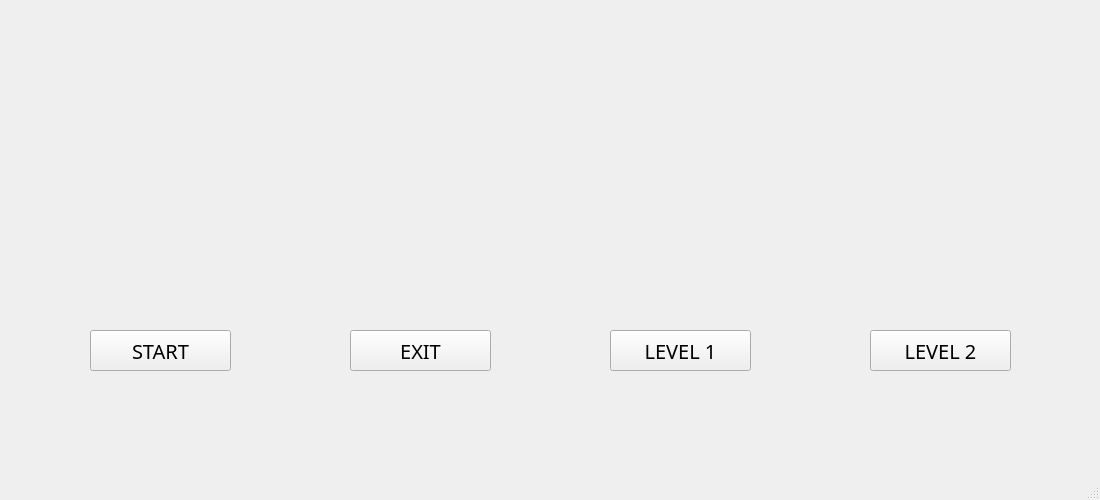
Before: the Qt Designer form firstwindow.ui in YEN-PO-CHEN/SOKOBAN, drawn with Qt 5.
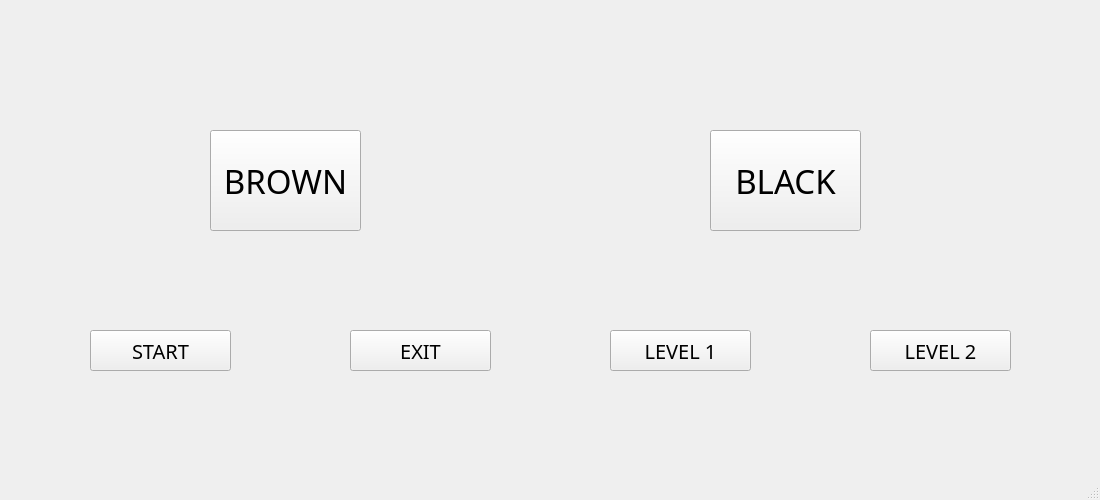
After: the same form once the commit is applied.

```diff
--- a/firstwindow.ui
+++ b/firstwindow.ui
@@ -99,6 +99,44 @@
      <string>LEVEL 2</string>
     </property>
    </widget>
+   <widget class="QPushButton" name="theme_1_Button">
+    <property name="geometry">
+     <rect>
+      <x>210</x>
+      <y>130</y>
+      <width>151</width>
+      <height>101</height>
+     </rect>
+    </property>
+    <property name="font">
+     <font>
+      <family>SetoFont</family>
+      <pointsize>25</pointsize>
+     </font>
+    </property>
+    <property name="text">
+     <string>BROWN</string>
+    </property>
+   </widget>
+   <widget class="QPushButton" name="theme_2_Button">
+    <property name="geometry">
+     <rect>
+      <x>710</x>
+      <y>130</y>
+      <width>151</width>
+      <height>101</height>
+     </rect>
+    </property>
+    <property name="font">
+     <font>
+      <family>SetoFont</family>
+      <pointsize>25</pointsize>
+     </font>
+    </property>
+    <property name="text">
+     <string>BLACK</string>
+    </property>
+   </widget>
   </widget>
   <widget class="QMenuBar" name="menubar">
    <property name="geometry">
```
